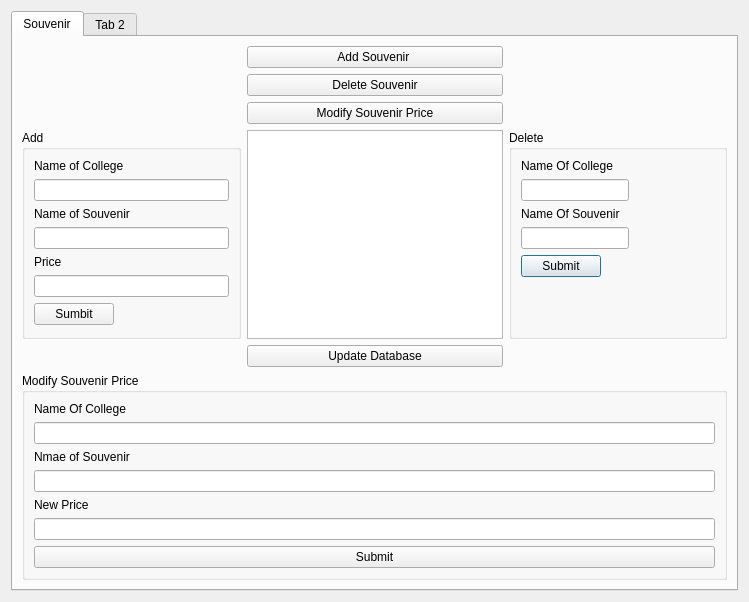
Above: CollegeTour/adminwindow.ui from 25wes25/caramelDelights before the change. Below: the same form after it.
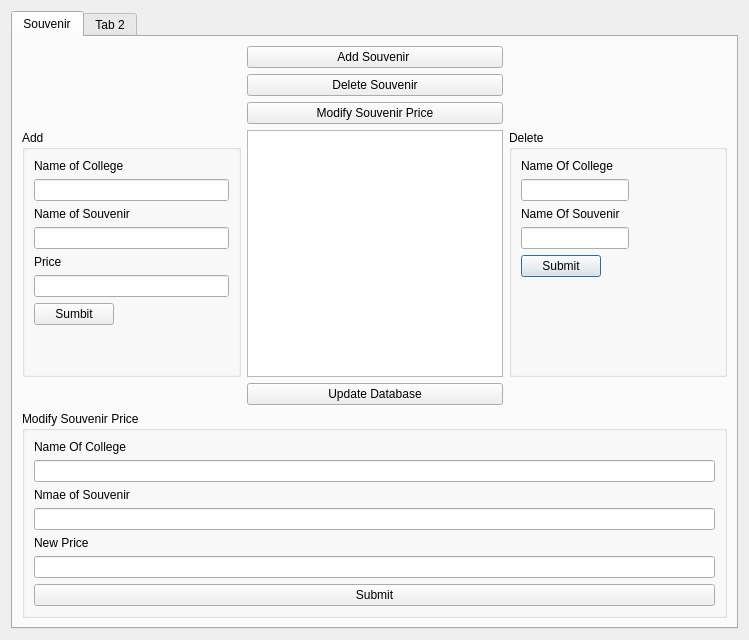
That is the form after the change.

Patch:
```diff
--- a/CollegeTour/adminwindow.ui
+++ b/CollegeTour/adminwindow.ui
@@ -7,7 +7,7 @@
     <x>0</x>
     <y>0</y>
     <width>749</width>
-    <height>499</height>
+    <height>640</height>
    </rect>
   </property>
   <property name="windowTitle">
```
